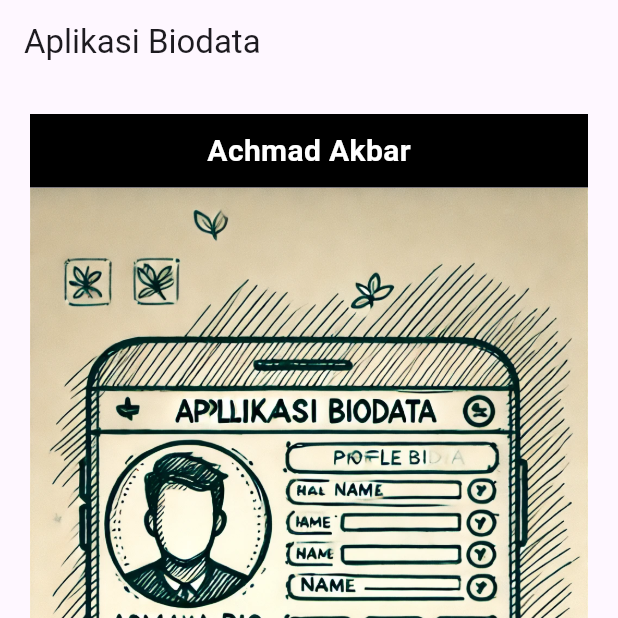
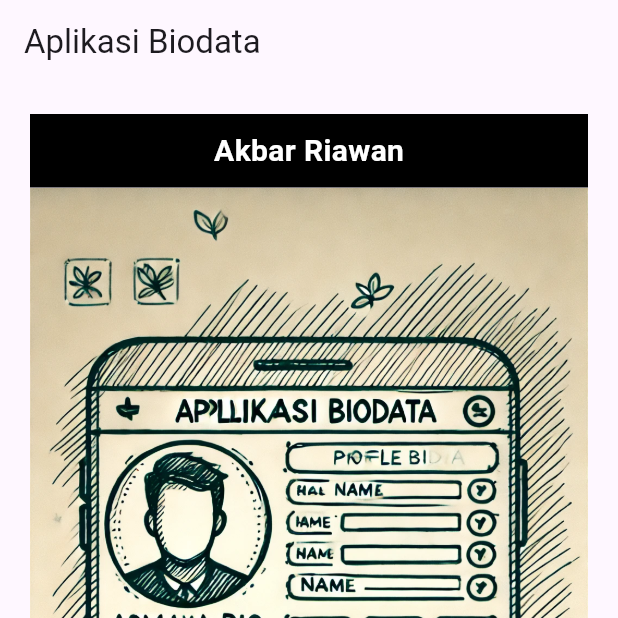
Before and after one commit to AchmadAkbarR/AplikasiBiodata, a Flutter app: the screen it shows after launch, on a phone screen of 412 x 824 dp, the top half of it. Run offline on Flutter 3.47's test engine with Material 3 defaults, Android fonts, the phone set to English and light mode, and no system bars.

Commit message:
ganti nama biodata

```diff
--- a/lib/main.dart
+++ b/lib/main.dart
@@ -9,7 +9,7 @@ class MainApp extends StatelessWidget {
     final biodata = <String, String>{};
 
     MainApp({super.key}){
-      biodata['name'] = 'Achmad Akbar';
+      biodata['name'] = 'Akbar Riawan';
       biodata['email'] = 'akbar@gmail.com';
       biodata['phone'] = '00822281982';
       biodata['image'] = 'gambar.jpg';
```
